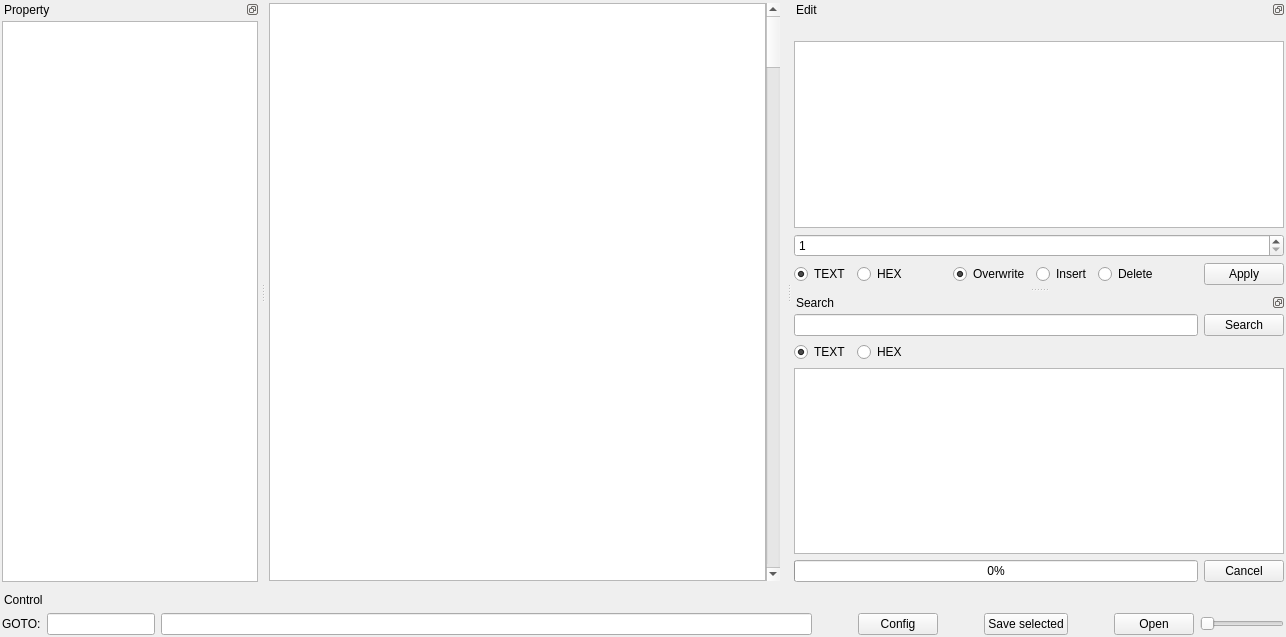
The window that mainwindow.ui (chipmunk-sm/HexEditor) describes before a commit, drawn with Qt 5.
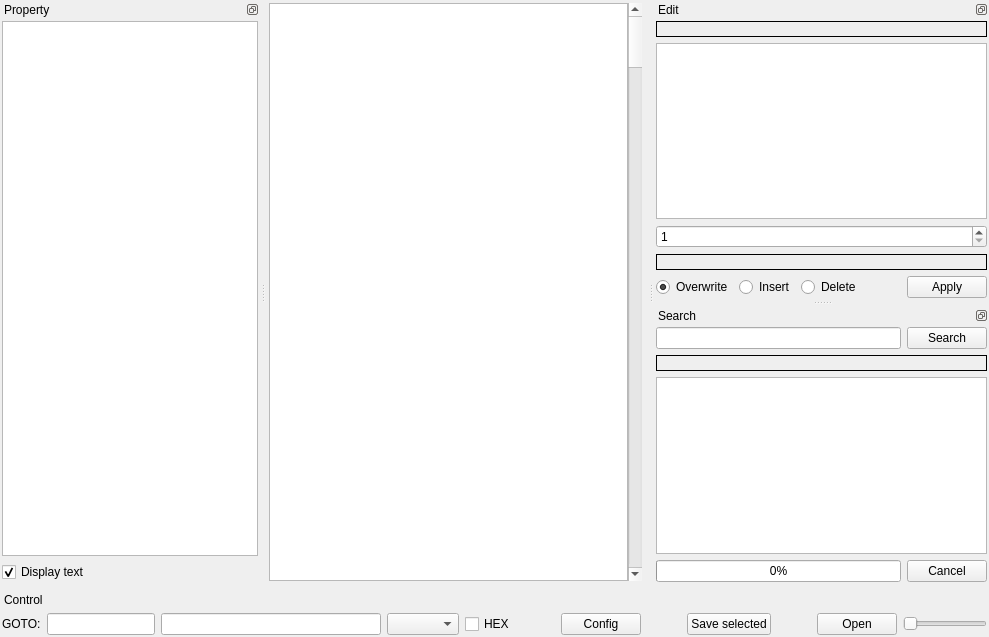
The same window after the commit. Custom widgets are drawn as their Qt base class.

Commit message: development, update layout, code refactoring

The edit to the form file:
```diff
--- a/mainwindow.ui
+++ b/mainwindow.ui
@@ -6,7 +6,7 @@
    <rect>
     <x>0</x>
     <y>0</y>
-    <width>1286</width>
+    <width>989</width>
     <height>637</height>
    </rect>
   </property>
@@ -106,11 +106,20 @@
      <item>
       <widget class="QLabel" name="label_operationInfo">
        <property name="frameShape">
-        <enum>QFrame::NoFrame</enum>
+        <enum>QFrame::Box</enum>
        </property>
        <property name="text">
         <string/>
        </property>
+       <property name="textFormat">
+        <enum>Qt::PlainText</enum>
+       </property>
+       <property name="wordWrap">
+        <bool>true</bool>
+       </property>
+       <property name="textInteractionFlags">
+        <set>Qt::TextSelectableByKeyboard|Qt::TextSelectableByMouse</set>
+       </property>
       </widget>
      </item>
      <item>
@@ -126,56 +135,27 @@
        </property>
       </widget>
      </item>
+     <item>
+      <widget class="QLabel" name="label_edit_info">
+       <property name="frameShape">
+        <enum>QFrame::Box</enum>
+       </property>
+       <property name="text">
+        <string/>
+       </property>
+       <property name="textFormat">
+        <enum>Qt::PlainText</enum>
+       </property>
+       <property name="wordWrap">
+        <bool>true</bool>
+       </property>
+       <property name="textInteractionFlags">
+        <set>Qt::TextSelectableByKeyboard|Qt::TextSelectableByMouse</set>
+       </property>
+      </widget>
+     </item>
      <item>
       <layout class="QHBoxLayout" name="horizontalLayout_3">
-       <item>
-        <widget class="QRadioButton" name="radioButton_TEXT">
-         <property name="sizePolicy">
-          <sizepolicy hsizetype="Fixed" vsizetype="Fixed">
-           <horstretch>0</horstretch>
-           <verstretch>0</verstretch>
-          </sizepolicy>
-         </property>
-         <property name="text">
-          <string>TEXT</string>
-         </property>
-         <property name="checked">
-          <bool>true</bool>
-         </property>
-         <attribute name="buttonGroup">
-          <string notr="true">buttonGroup_EditInputType</string>
-         </attribute>
-        </widget>
-       </item>
-       <item>
-        <widget class="QRadioButton" name="radioButton_HEX">
-         <property name="sizePolicy">
-          <sizepolicy hsizetype="Fixed" vsizetype="Fixed">
-           <horstretch>0</horstretch>
-           <verstretch>0</verstretch>
-          </sizepolicy>
-         </property>
-         <property name="text">
-          <string>HEX</string>
-         </property>
-         <attribute name="buttonGroup">
-          <string notr="true">buttonGroup_EditInputType</string>
-         </attribute>
-        </widget>
-       </item>
-       <item>
-        <spacer name="horizontalSpacer_3">
-         <property name="orientation">
-          <enum>Qt::Horizontal</enum>
-         </property>
-         <property name="sizeHint" stdset="0">
-          <size>
-           <width>40</width>
-           <height>20</height>
-          </size>
-         </property>
-        </spacer>
-       </item>
        <item>
         <widget class="QRadioButton" name="radioButton_overwrite">
          <property name="text">
@@ -301,59 +281,23 @@
       </layout>
      </item>
      <item>
-      <layout class="QHBoxLayout" name="horizontalLayout_2">
-       <item>
-        <widget class="QRadioButton" name="radioButton_search_text">
-         <property name="sizePolicy">
-          <sizepolicy hsizetype="Fixed" vsizetype="Fixed">
-           <horstretch>0</horstretch>
-           <verstretch>0</verstretch>
-          </sizepolicy>
-         </property>
-         <property name="text">
-          <string>TEXT</string>
-         </property>
-         <property name="checked">
-          <bool>true</bool>
-         </property>
-         <attribute name="buttonGroup">
-          <string notr="true">buttonGroup_search</string>
-         </attribute>
-        </widget>
-       </item>
-       <item>
-        <widget class="QRadioButton" name="radioButton_search_hex">
-         <property name="sizePolicy">
-          <sizepolicy hsizetype="Fixed" vsizetype="Fixed">
-           <horstretch>0</horstretch>
-           <verstretch>0</verstretch>
-          </sizepolicy>
-         </property>
-         <property name="text">
-          <string>HEX</string>
-         </property>
-         <attribute name="buttonGroup">
-          <string notr="true">buttonGroup_search</string>
-         </attribute>
-        </widget>
-       </item>
-       <item>
-        <widget class="QLabel" name="label_search_info">
-         <property name="text">
-          <string/>
-         </property>
-         <property name="textFormat">
-          <enum>Qt::PlainText</enum>
-         </property>
-         <property name="wordWrap">
-          <bool>true</bool>
-         </property>
-         <property name="textInteractionFlags">
-          <set>Qt::TextSelectableByKeyboard|Qt::TextSelectableByMouse</set>
-         </property>
-        </widget>
-       </item>
-      </layout>
+      <widget class="QLabel" name="label_search_info">
+       <property name="frameShape">
+        <enum>QFrame::Box</enum>
+       </property>
+       <property name="text">
+        <string/>
+       </property>
+       <property name="textFormat">
+        <enum>Qt::PlainText</enum>
+       </property>
+       <property name="wordWrap">
+        <bool>true</bool>
+       </property>
+       <property name="textInteractionFlags">
+        <set>Qt::TextSelectableByKeyboard|Qt::TextSelectableByMouse</set>
+       </property>
+      </widget>
      </item>
      <item>
       <widget class="QTreeView" name="treeView_searchResult">
@@ -429,6 +373,16 @@
        </property>
       </widget>
      </item>
+     <item>
+      <widget class="QCheckBox" name="checkBox_displayDecodedText">
+       <property name="text">
+        <string>Display text</string>
+       </property>
+       <property name="checked">
+        <bool>true</bool>
+       </property>
+      </widget>
+     </item>
     </layout>
    </widget>
   </widget>
@@ -513,6 +467,16 @@
        </property>
       </widget>
      </item>
+     <item>
+      <widget class="QComboBox" name="comboBox_textcodec"/>
+     </item>
+     <item>
+      <widget class="QCheckBox" name="checkBox_hexCoded">
+       <property name="text">
+        <string>HEX</string>
+       </property>
+      </widget>
+     </item>
      <item>
       <spacer name="horizontalSpacer_5">
        <property name="orientation">
```
Left out of the diff: 4 changed lines with no effect on the pictures. The commit also changes 14 other files.
